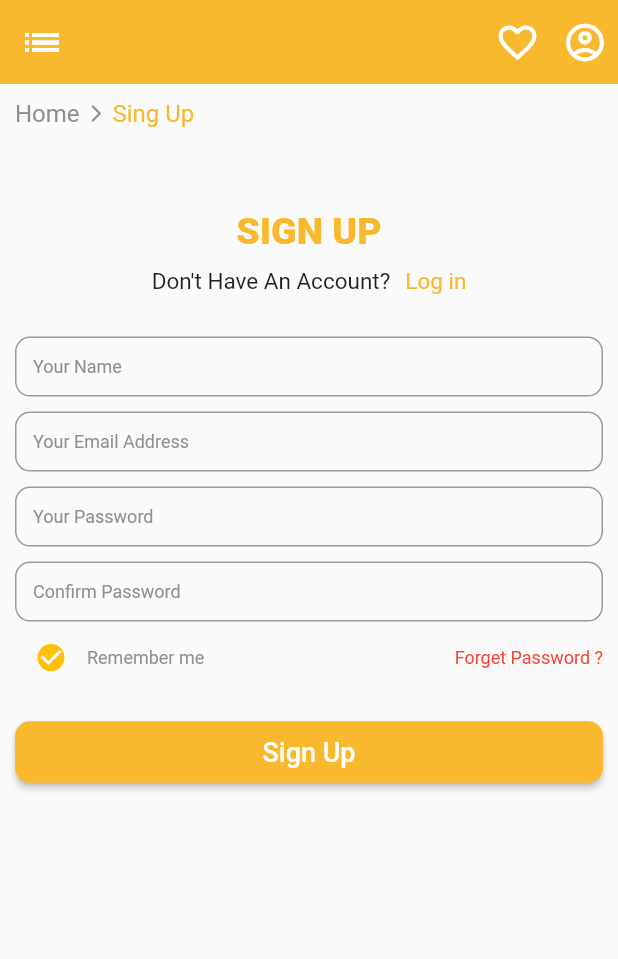
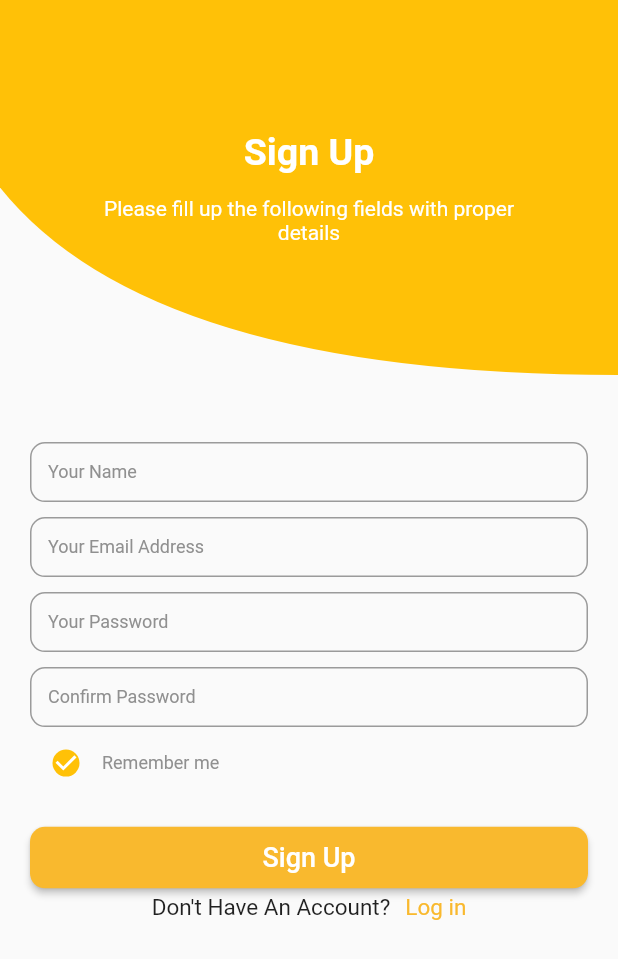
Before and after one commit to AsifMostafiz1/flutter_muslim_ecom_app, a Flutter app: the SignUpPage screen opened directly, on a phone screen of 412 x 824 dp. Shown: the top 959 px of the screen. Run offline on Flutter 3.47's test engine with Material 2 defaults, Android fonts, the phone set to English and light mode, and no system bars.

Commit message:
log in page Modified

```diff
--- a/lib/screens/sign_up_page.dart
+++ b/lib/screens/sign_up_page.dart
@@ -1,4 +1,6 @@
 import 'package:flutter/material.dart';
+
+import '../constants/size_configs.dart';
 
 
 class SignUpPage extends StatefulWidget {
@@ -11,78 +13,52 @@ class SignUpPage extends StatefulWidget {
 class _SignUpPageState extends State<SignUpPage> {
   @override
   Widget build(BuildContext context) {
+    SizeConfigure().init(context);
+    double sizeV = SizeConfigure.blockSizeV!;
+    double sizeH = SizeConfigure.blockSizeH!;
+
     return Scaffold(
-      appBar: AppBar(
-        elevation: 0,
-        backgroundColor:const Color(0xFFF9B92E),
-        centerTitle: true,
-        leading: IconButton(
-          icon:const Icon(Icons.list_outlined,size: 30,color: Colors.white,),
-          color: Colors.black,
-          onPressed: () {  },
-        ),
-        actions:const [
-          Icon(Icons.favorite_border_outlined,size: 30,color: Colors.white),
-          SizedBox(width: 15,),
-          Icon(Icons.account_circle_outlined,size: 30,color: Colors.white),
-          SizedBox(width: 7,),
 
-        ],
+      body: SingleChildScrollView(
+        child: Column(
 
-      ),
-      body: Padding(
-        padding: const EdgeInsets.symmetric(horizontal: 10,vertical: 10),
-        child: SingleChildScrollView(
-          child: Column(
-            //mainAxisAlignment: MainAxisAlignment.center,
-            crossAxisAlignment: CrossAxisAlignment.start,
           children: [
 
-              Row(
-                children:const [
-                  CustomText("Home",16,Color(0xFF909090)),
-                  SizedBox(width: 4,),
-                  Icon(Icons.arrow_forward_ios_rounded,size: 14,color: Color(0xFF909090),),
-                  SizedBox(width: 4,),
-                  CustomText("Sing Up",16,Color(0xFFF9B92E)),
+            ClipPath(
+              clipper: MyClipper(),
+              child: Container(
+                height: 250.0,
+                width: sizeH*100,
+                decoration: BoxDecoration(
+                  color: Colors.amber,
+                ),
+                child: Padding(
+                  padding: const EdgeInsets.all(50.0),
+                  child: Column(
+                    //crossAxisAlignment: CrossAxisAlignment.stretch,
+                    mainAxisAlignment: MainAxisAlignment.center,
+                    children: [
+                      Text('Sign Up',
+                        style: TextStyle(
+                          color: Colors.white,
+                          fontSize: 25.0,
+                          fontWeight: FontWeight.bold,
+                        ),
+                      ),
+                      SizedBox(height: 15,),
+
+                      Text('Please fill up the following fields with proper details ',style: TextStyle(color: Colors.white,fontSize: 14),textAlign: TextAlign.center,)
                     ],
                   ),
-
-              Container(
-                height: MediaQuery.of(context).size.height/15,
+                ),
+              ),
             ),
 
-              Column(
-                mainAxisAlignment: MainAxisAlignment.center,
-                //crossAxisAlignment: CrossAxisAlignment.center,
-                children:[
-                  Text("Sign UP".toUpperCase(),style: const TextStyle(
-                    fontSize: 25,
-                    fontWeight: FontWeight.w800,
-                    color: Color(0xFFF9B92E),
-
-                  ),),
-
-                  const SizedBox(height: 10,),
-
-                  Row(
-                    mainAxisAlignment: MainAxisAlignment.center,
-                    children:const [
-                      Text("Don't Have An Account?",style:  TextStyle(
-                        fontSize: 15,
-                      ),),
-                      SizedBox(width: 10,),
-                      Text("Log in",style:  TextStyle(
-                          fontSize: 15,
-                          color: Color(0xFFF9B92E)
-                      ),),
-                    ],
-                  )
-                ],
-              ),
-              Container(
-                height: MediaQuery.of(context).size.width/15,
-              ),
+            Padding(
+              padding: const EdgeInsets.all(20.0),
+              child: Column(
+                children: [
+                  SizedBox(height: sizeV*3,),
                   const CustomTextField('Your Name'),
 
                   const SizedBox(height: 10,),
@@ -100,6 +76,7 @@ class _SignUpPageState extends State<SignUpPage> {
                     children: [
 
                       Row(
+                        mainAxisAlignment: MainAxisAlignment.start,
                         children: [
                           Checkbox(value: true, onChanged: (value){},activeColor: Colors.amber,shape:const  CircleBorder()),
                           const Text('Remember me',style: TextStyle(
@@ -110,16 +87,6 @@ class _SignUpPageState extends State<SignUpPage> {
                         ],
                       ),
 
-                  InkWell(
-                    onTap: (){
-                      // Navigator.push(context,
-                      //     MaterialPageRoute(builder: (Context) => ResetScreen()));
-                    },
-                    child: const Text("Forget Password ?",
-                      style: TextStyle(color: Colors.red,fontSize: 12),
-
-                    ),
-                  ),
                     ],
                   ),
                   const SizedBox(height: 15,),
@@ -151,9 +118,29 @@ class _SignUpPageState extends State<SignUpPage> {
                       ),
                     ),
                   ),
+
+
+
+                  Row(
+                    mainAxisAlignment: MainAxisAlignment.center,
+                    children:const [
+                      Text("Don't Have An Account?",style:  TextStyle(
+                        fontSize: 15,
+                      ),),
+                      SizedBox(width: 10,),
+                      Text("Log in",style:  TextStyle(
+                          fontSize: 15,
+                          color: Color(0xFFF9B92E)
+                      ),),
+                    ],
+                  )
                 ],
               ),
-        )
+            ),
+
+
+          ],
+        ),
       ),
 
 
@@ -205,3 +192,21 @@ class CustomTextField extends StatelessWidget {
     );
   }
 }
+
+class MyClipper  extends CustomClipper<Path> {
+  @override
+  Path getClip(Size size) {
+    var path = new Path();
+    path.lineTo(0, size.height - size.height/2);
+    var controllPoint = Offset(100,size.height);
+    var endPoint = Offset(size.width , size.height);
+    path.quadraticBezierTo(controllPoint.dx, controllPoint.dy, endPoint.dx, endPoint.dy);
+    path.lineTo(size.width, size.height);
+    path.lineTo(size.width, 0);
+    return path;
+  }
+
+  @override
+  bool shouldReclip(CustomClipper<Path> oldClipper) => true;
+
+}
```
Also changed, not shown: lib/main.dart (+6 -1 lines), lib/screens/on_boarding_page.dart (+8 -5 lines), lib/screens/sign_in_page.dart (+112 -71 lines), lib/widgets/welcome_page.dart (+108 -30 lines), pubspec.lock, 1 other file. Lines whose indentation alone changed are shown as unchanged.
